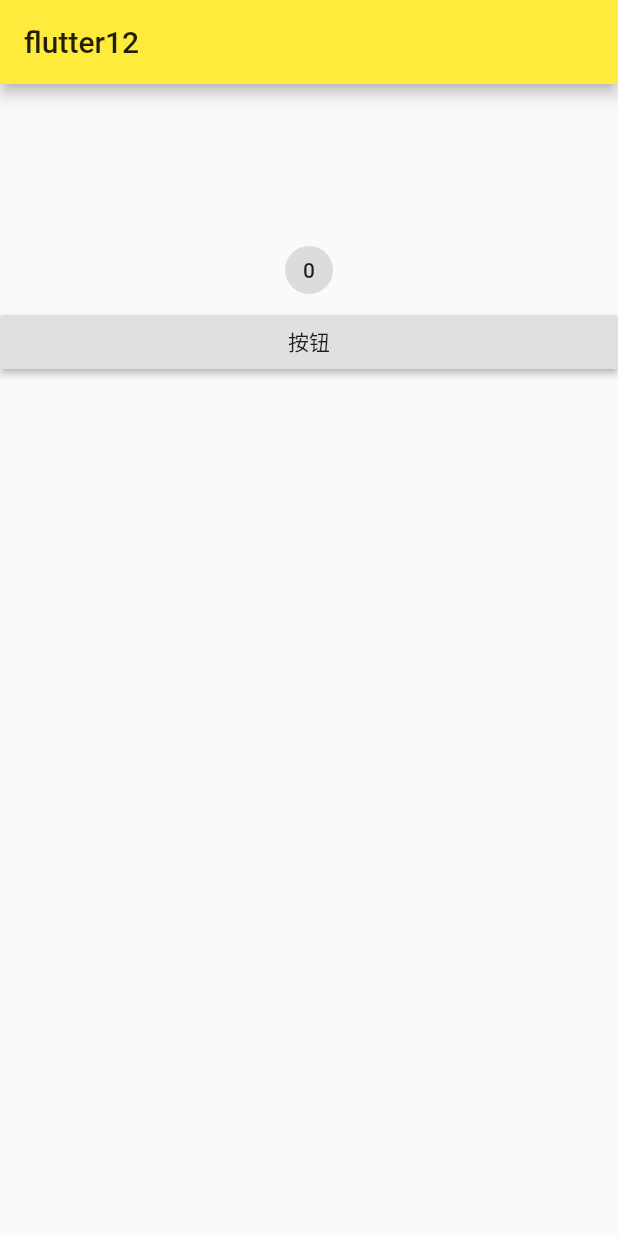
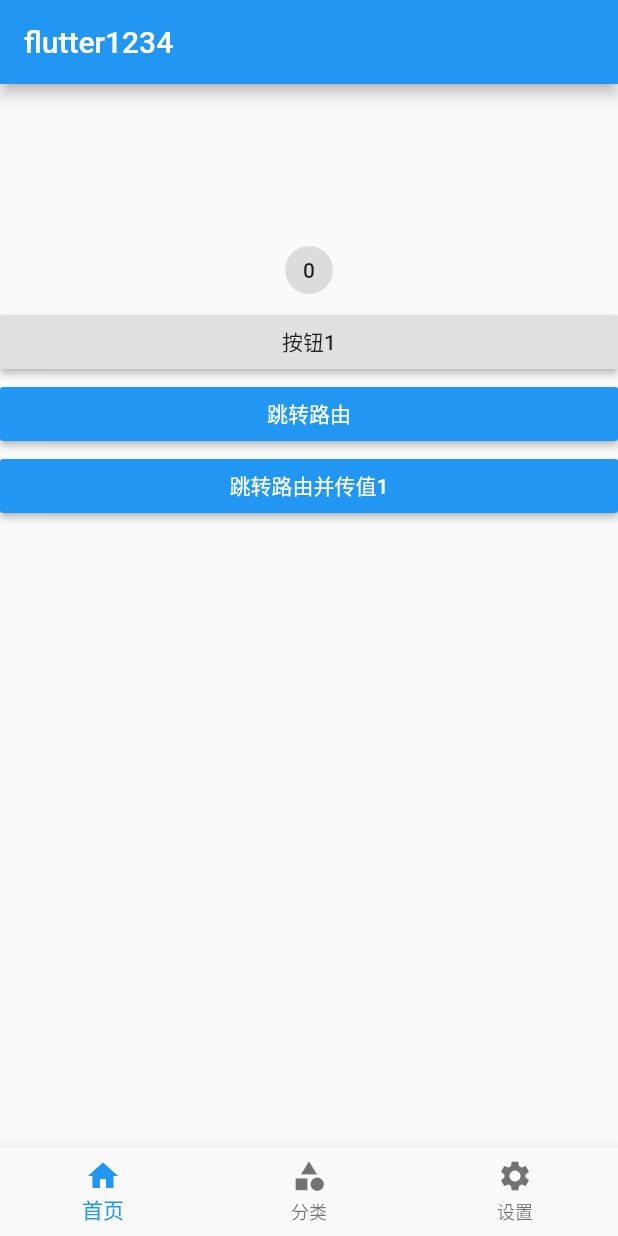
Before and after one commit to zfxj/flutter_demo, a Flutter app: the screen it shows after launch, on a phone screen of 412 x 824 dp. Run offline on Flutter 3.47's test engine with Material 2 defaults, Android fonts, the phone set to English and light mode, and no system bars.

Commit message:
路由封装

```diff
--- /dev/null
+++ b/lib/Tabs.dart
@@ -0,0 +1,38 @@
+import 'package:flutter/material.dart';
+import 'pages/Index/HomePage.dart';
+import 'pages/catogary/CatogaryPage.dart';
+import 'pages/setting/SettingPage.dart';
+
+class Tabs extends StatefulWidget {
+  Tabs({Key key}) : super(key: key);
+
+  @override
+  _TabsState createState() => _TabsState();
+}
+
+class _TabsState extends State<Tabs> {
+  int currentIndex = 0;
+  List _pageList = [HomePage(), CatogaryPage(), SettingPage()];
+  @override
+  Widget build(BuildContext context) {
+    return Scaffold(
+      appBar: AppBar(
+        title: Text("flutter1234"),
+      ),
+      body: this._pageList[currentIndex],
+      bottomNavigationBar: BottomNavigationBar(
+        currentIndex: currentIndex,
+        onTap: (int index) {
+          setState(() {
+            this.currentIndex = index;
+          });
+        },
+        items: [
+          BottomNavigationBarItem(icon: Icon(Icons.home), label: "首页"),
+          BottomNavigationBarItem(icon: Icon(Icons.category), label: '分类'),
+          BottomNavigationBarItem(icon: Icon(Icons.settings), label: '设置'),
+        ],
+      ),
+    );
+  }
+}
--- a/lib/demo/stateFulWidget.dart
+++ b/lib/demo/stateFulWidget.dart
@@ -1,4 +1,5 @@
 import 'package:flutter/material.dart';
+import 'Search.dart';
 
 class HomePageStateFul extends StatefulWidget {
   HomePageStateFul({Key key}) : super(key: key);
@@ -24,12 +25,33 @@ class _HomePageStateFulState extends State<HomePageStateFul> {
         SizedBox(height: 100),
         Chip(label: Text('${this.num}')),
         RaisedButton(
-            child: Text('按钮'),
+            child: Text('按钮1'),
             onPressed: () {
               setState(() {
                 this.num++;
                 this.list.add('value');
+                print('object');
               });
+            }),
+        RaisedButton(
+            child: Text("跳转路由"),
+            color: Colors.blue,
+            textColor: Colors.white,
+            // 基本路由跳转
+            onPressed: () {
+              // 基本路由跳转
+              // Navigator.of(context).push(MaterialPageRoute(
+              //     builder: (context) => SearchPage(title: "搜索页面")));
+
+              // 命名路由（需要在根组件进行配置）
+              Navigator.pushNamed(context, '/search');
+            }),
+        RaisedButton(
+            child: Text("跳转路由并传值1"),
+            color: Colors.blue,
+            textColor: Colors.white,
+            onPressed: () {
+              Navigator.pushNamed(context, '/search', arguments: {"id": 123});
             })
       ],
     );
--- a/lib/main.dart
+++ b/lib/main.dart
@@ -1,7 +1,8 @@
 import 'package:flutter/material.dart';
 import 'package:flutterdemo/demo/ListContent.dart';
 import 'demo/stateLessWidget.dart';
-import 'demo/stateFulWidget.dart';
+import 'routes/Routes.dart';
+import 'Tabs.dart';
 
 void main() {
   runApp(MyApp());
@@ -11,15 +12,12 @@ class MyApp extends StatelessWidget {
   @override
   Widget build(BuildContext context) {
     return MaterialApp(
-      home: Scaffold(
-        appBar: AppBar(
-          title: Text("flutter12"),
-        ),
-        // body: ListContent(),
-        // body: HomePageStateLess(),
-        body: HomePageStateFul(),
-      ),
-      theme: ThemeData(primarySwatch: Colors.yellow),
+      // home: Tabs(),
+      theme: ThemeData(primarySwatch: Colors.blue),
+      // 不使用home,使用初始化加载的路由(在devTool模式下可能不生效，报错'/'为null)
+      initialRoute: '/',
+      // 路由
+      onGenerateRoute: onGenerateRoute,
     );
   }
 }
--- /dev/null
+++ b/lib/pages/Index/HomePage.dart
@@ -0,0 +1,18 @@
+import 'package:flutter/material.dart';
+import '../../demo/stateFulWidget.dart';
+
+class HomePage extends StatefulWidget {
+  HomePage({Key key}) : super(key: key);
+
+  @override
+  _HomePageState createState() => _HomePageState();
+}
+
+class _HomePageState extends State<HomePage> {
+  @override
+  Widget build(BuildContext context) {
+    return Container(
+      child: HomePageStateFul(),
+    );
+  }
+}
--- /dev/null
+++ b/lib/routes/Routes.dart
@@ -0,0 +1,35 @@
+import 'package:flutter/material.dart';
+import '../Tabs.dart';
+import '../pages/Index/HomePage.dart';
+import '../pages/catogary/CatogaryPage.dart';
+import '../pages/setting/SettingPage.dart';
+import '../demo/Search.dart';
+import '../pages/LoginPage.dart';
+
+// 配置路由
+final routes = {
+  '/': (context) => Tabs(),
+  '/home': (context) => HomePage(),
+  '/categroy': (context) => CatogaryPage(),
+  '/setting': (context) => SettingPage(),
+  '/search': (context, {arguments}) => SearchPage(arguments: arguments),
+};
+
+// 针对路由传参数封装的方法
+var onGenerateRoute = (RouteSettings settings) {
+  // 统一处理
+  final String name = settings.name;
+  final Function pageContentBuilder = routes[name];
+  if (pageContentBuilder != null) {
+    if (settings.arguments != null) {
+      final Route route = MaterialPageRoute(
+          builder: (context) =>
+              pageContentBuilder(context, arguments: settings.arguments));
+      return route;
+    } else {
+      final Route route =
+          MaterialPageRoute(builder: (context) => pageContentBuilder(context));
+      return route;
+    }
+  }
+};
```
Also changed, not shown: lib/demo/Search.dart (added, +17 -0 lines), lib/pages/LoginPage.dart (added, +17 -0 lines), lib/pages/catogary/CatogaryPage.dart (added, +17 -0 lines), lib/pages/setting/SettingPage.dart (added, +17 -0 lines), 2 other files.
